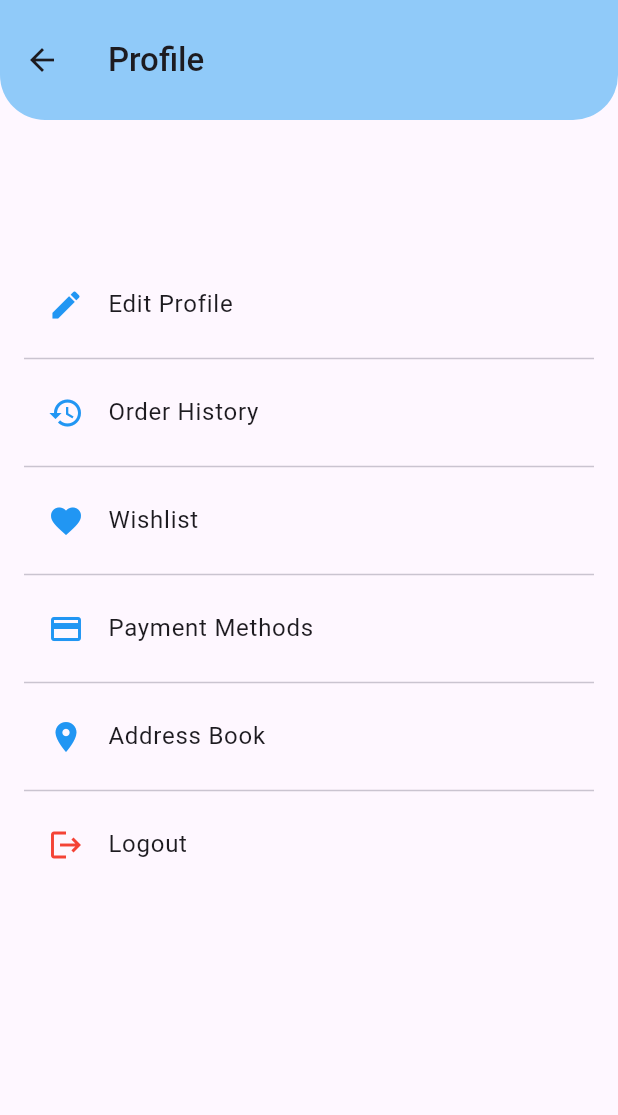
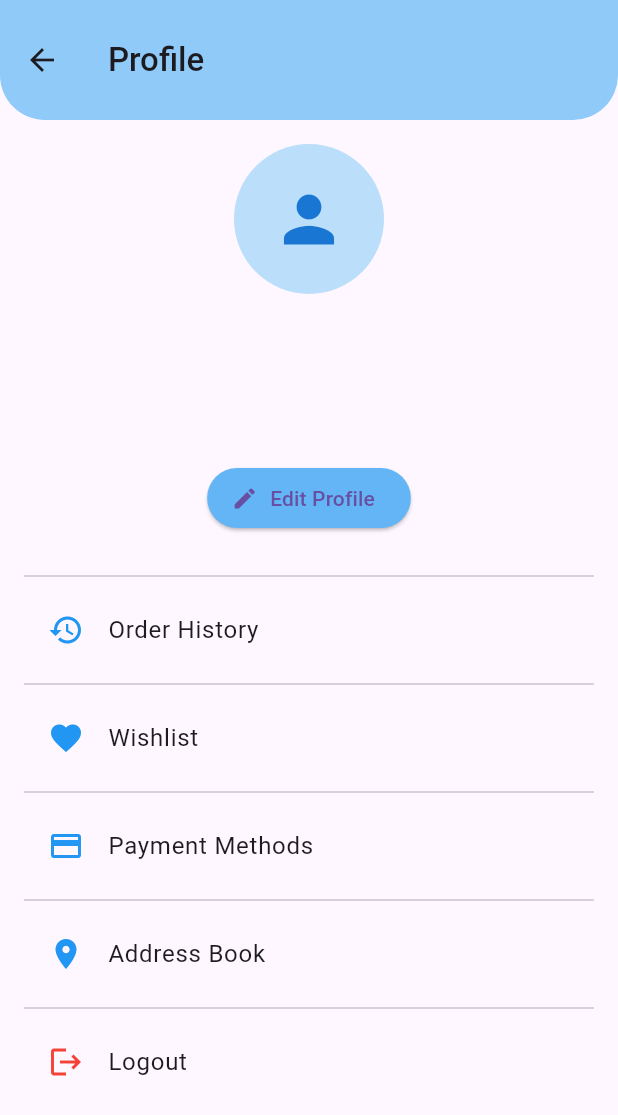
Before and after one commit to sulavkarki7/ecom, a Flutter app: the ProfileScreen screen opened directly, on a phone screen of 412 x 824 dp. Shown: the top 1115 px of the screen. Run offline on Flutter 3.47's test engine with Material 3 defaults, Android fonts, the phone set to English and light mode, and no system bars; our stand-ins replace bloc, flutter_bloc, get; network calls fail.

Commit message:
ProfileUp

```diff
--- a/lib/ui/screens/profile_screen.dart
+++ b/lib/ui/screens/profile_screen.dart
@@ -30,16 +30,24 @@ class ProfileScreen extends StatelessWidget {
         child: Padding(
           padding: const EdgeInsets.all(16.0),
           child: Column(
+            crossAxisAlignment: CrossAxisAlignment.center,
             children: [
+              CircleAvatar(
+                radius: 50,
+                backgroundColor: Colors.blue.shade100,
+                child:
+                    Icon(Icons.person, size: 50, color: Colors.blue.shade700),
+              ),
+              const SizedBox(height: 20),
               Text(
                 name,
-                style: TextStyle(
-                  fontSize: 22,
+                style: const TextStyle(
+                  fontSize: 24,
                   fontWeight: FontWeight.bold,
                   color: Colors.black87,
                 ),
               ),
-              SizedBox(height: 5),
+              const SizedBox(height: 5),
               Text(
                 email,
                 style: TextStyle(
@@ -47,42 +55,49 @@ class ProfileScreen extends StatelessWidget {
                   color: Colors.grey[700],
                 ),
               ),
-              SizedBox(height: 20),
+              const SizedBox(height: 30),
+              ElevatedButton.icon(
+                onPressed: () {},
+                icon: const Icon(Icons.edit),
+                label: const Text('Edit Profile'),
+                style: ElevatedButton.styleFrom(
+                  backgroundColor: Colors.blue.shade300,
+                  shape: RoundedRectangleBorder(
+                    borderRadius: BorderRadius.circular(20),
+                  ),
+                ),
+              ),
+              const SizedBox(height: 20),
+              const Divider(),
               ListTile(
-                leading: Icon(Icons.edit, color: Colors.blue),
-                title: Text('Edit Profile'),
+                leading: const Icon(Icons.history, color: Colors.blue),
+                title: const Text('Order History'),
                 onTap: () {},
               ),
-              Divider(),
+              const Divider(),
               ListTile(
-                leading: Icon(Icons.history, color: Colors.blue),
-                title: Text('Order History'),
+                leading: const Icon(Icons.favorite, color: Colors.blue),
+                title: const Text('Wishlist'),
                 onTap: () {},
               ),
-              Divider(),
+              const Divider(),
               ListTile(
-                leading: Icon(Icons.favorite, color: Colors.blue),
-                title: Text('Wishlist'),
+                leading: const Icon(Icons.payment, color: Colors.blue),
+                title: const Text('Payment Methods'),
                 onTap: () {},
               ),
-              Divider(),
+              const Divider(),
               ListTile(
-                leading: Icon(Icons.payment, color: Colors.blue),
-                title: Text('Payment Methods'),
+                leading: const Icon(Icons.location_on, color: Colors.blue),
+                title: const Text('Address Book'),
                 onTap: () {},
               ),
-              Divider(),
+              const Divider(),
               ListTile(
-                leading: Icon(Icons.location_on, color: Colors.blue),
-                title: Text('Address Book'),
-                onTap: () {},
-              ),
-              Divider(),
-              ListTile(
-                leading: Icon(Icons.logout, color: Colors.red),
-                title: Text('Logout'),
+                leading: const Icon(Icons.logout, color: Colors.red),
+                title: const Text('Logout'),
                 onTap: () {
-                  Navigator.pop(context);
+                  _showLogoutConfirmation(context);
                 },
               ),
             ],
@@ -91,4 +106,30 @@ class ProfileScreen extends StatelessWidget {
       ),
     );
   }
+
+  void _showLogoutConfirmation(BuildContext context) {
+    showDialog(
+      context: context,
+      builder: (context) => AlertDialog(
+        title: const Text('Logout'),
+        content: const Text('Are you sure you want to logout?'),
+        actions: [
+          TextButton(
+            onPressed: () => Navigator.of(context).pop(),
+            child: const Text('Cancel', style: TextStyle(color: Colors.grey)),
+          ),
+          ElevatedButton(
+            onPressed: () {
+              Navigator.of(context).pop();
+              Navigator.pop(context);
+            },
+            style: ElevatedButton.styleFrom(
+              backgroundColor: Colors.red,
+            ),
+            child: const Text('Logout'),
+          ),
+        ],
+      ),
+    );
+  }
 }
```
